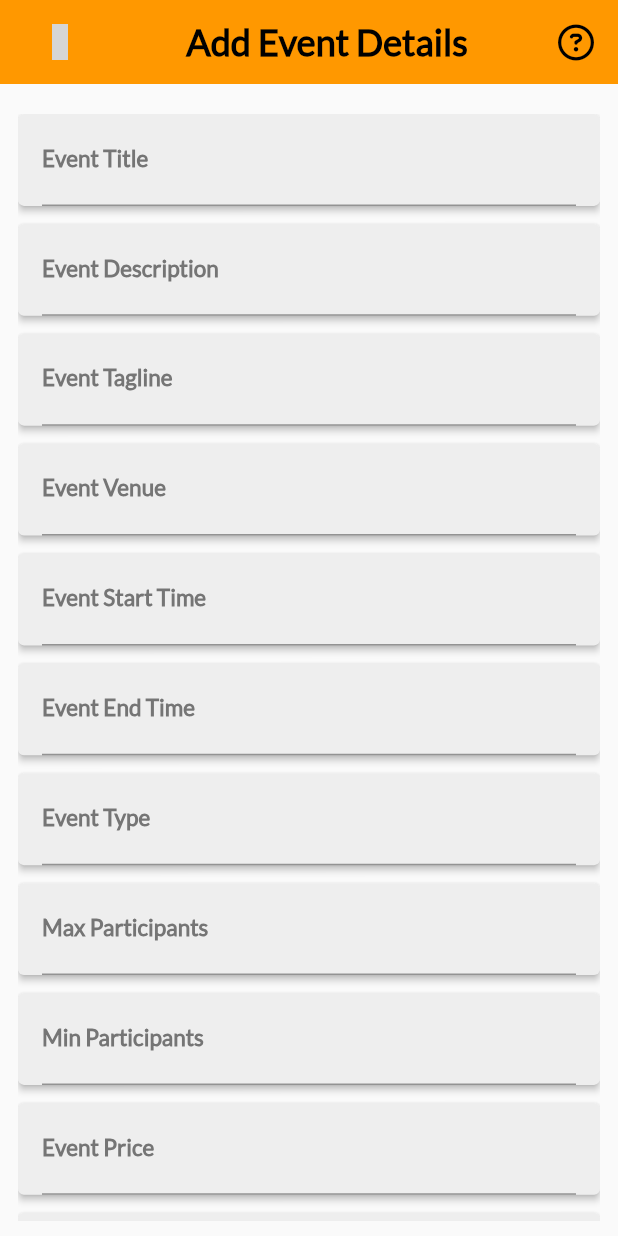
After one commit to saptarshiweb/Tessarus, a Flutter app: the AddEventPage screen opened directly, on a phone screen of 412 x 824 dp. The commit adds this screen. Run offline on Flutter 3.47's test engine with Material 2 defaults, Android fonts, the phone set to English and light mode, and no system bars; our stand-ins replace flutter_zoom_drawer, fluttericon, shared_preferences; missing offline and left inert: simple_barcode_scanner; accounts and stored records are empty; grey boxes are pictures that could not be loaded.

Commit message:
Event Add Page Added

```diff
--- a/lib/custom_widget/custom_textfield.dart
+++ b/lib/custom_widget/custom_textfield.dart
@@ -13,7 +13,7 @@ Widget tfield1(
       style: const TextStyle(
           color: Colors.black, fontSize: 18, fontWeight: FontWeight.bold),
       decoration: InputDecoration(
-        hintText: 'Enter your $label',
+        hintText: 'Enter $label',
 
         labelText: label,
         labelStyle: TextStyle(
--- a/lib/models/event_display_model.dart
+++ b/lib/models/event_display_model.dart
@@ -194,3 +194,25 @@ class EventCoordinators {
     return data;
   }
 }
+
+class EventCoordinatorsAdd {
+  String? name;
+  String? phone;
+
+
+  EventCoordinatorsAdd({this.name, this.phone});
+
+  EventCoordinatorsAdd.fromJson(Map<String, dynamic> json) {
+    name = json['name'];
+    phone = json['phone'];
+
+  }
+
+  Map<String, dynamic> toJson() {
+    final Map<String, dynamic> data = <String, dynamic>{};
+    data['name'] = name;
+    data['phone'] = phone;
+
+    return data;
+  }
+}
--- a/lib/screens/drawer/drawer_main_screen.dart
+++ b/lib/screens/drawer/drawer_main_screen.dart
@@ -31,12 +31,10 @@ class _DrawerScreenState extends State<DrawerScreen> {
 
       // menuScreenTapClose: true,
 
-      openDragSensitivity: 1000,
-      closeDragSensitivity: 1000,
       borderRadius: 20,
       showShadow: true,
       menuBackgroundColor: drawer_back,
-      disableDragGesture: true,
+      disableDragGesture: false,
       angle: 0,
       slideWidth: MediaQuery.of(context).size.width * 0.75,
       mainScreen: getScreen(),
--- /dev/null
+++ b/lib/screens/event/add_event_page.dart
@@ -0,0 +1,254 @@
+import 'dart:convert';
+
+import 'package:flutter/material.dart';
+import 'package:fluttericon/iconic_icons.dart';
+import 'package:shared_preferences/shared_preferences.dart';
+import 'package:tessarus_volunteer/color_constants.dart';
+import 'package:tessarus_volunteer/custom_widget/custom_appbar.dart';
+import 'package:http/http.dart' as http;
+import 'package:tessarus_volunteer/custom_widget/custom_buttons.dart';
+import 'package:tessarus_volunteer/custom_widget/custom_text.dart';
+import 'package:tessarus_volunteer/custom_widget/custom_textfield.dart';
+import 'package:tessarus_volunteer/models/api_url.dart';
+import 'package:tessarus_volunteer/models/event_display_model.dart';
+
+class AddEventPage extends StatefulWidget {
+  const AddEventPage({super.key});
+
+  @override
+  State<AddEventPage> createState() => _AddEventPageState();
+}
+
+class _AddEventPageState extends State<AddEventPage> {
+  String auth_val = '';
+  int total_coordinator = 0;
+  //event add controllers
+  TextEditingController title = TextEditingController();
+  TextEditingController description = TextEditingController();
+  TextEditingController tagLine = TextEditingController();
+  TextEditingController startTime = TextEditingController();
+  TextEditingController endTime = TextEditingController();
+  TextEditingController eventVenue = TextEditingController();
+  TextEditingController eventType = TextEditingController();
+  TextEditingController eventMax = TextEditingController();
+  TextEditingController eventMin = TextEditingController();
+  TextEditingController eventPrice = TextEditingController();
+  TextEditingController organiserClub = TextEditingController();
+  List<TextEditingController> coordinatorName = [];
+  List<TextEditingController> coordinatorPhone = [];
+  List<int> coordinatorIndex = [];
+  bool coordinator_space = false;
+
+  addNewEvent(BuildContext context) {
+    eventAdd();
+  }
+
+  Future eventAdd() async {
+    //organiser club
+
+    EventOrganiserClub club =
+        EventOrganiserClub(name: organiserClub.text, image: 'http');
+
+    List<EventCoordinatorsAdd> eventCoordinator1 = [];
+
+    for (int i = 0; i < total_coordinator; i++) {
+      EventCoordinatorsAdd e1 = EventCoordinatorsAdd(
+          name: coordinatorName[i].text, phone: coordinatorPhone[i].text);
+      eventCoordinator1.add(e1);
+    }
+    SharedPreferences prefs = await SharedPreferences.getInstance();
+    final String? auth = prefs.getString("Auth");
+    auth_val = auth!;
+    var body = {
+      'title': title.text,
+      'description': description.text,
+      'tagLine': tagLine.text,
+      'startTime': startTime.text,
+      'endTime': endTime.text,
+      'eventVenue': eventVenue.text,
+      'eventType': eventType.text,
+      'eventMaxParticipants': eventMax.text,
+      'eventMinParticipants': eventMin.text,
+      'eventPrice': eventPrice.text,
+      'eventOrganiserClub': {'name': organiserClub.text, 'image': 'http'},
+      'eventCoordinators': eventCoordinator1
+    };
+    final response = await http.post(Uri.parse(add_event),
+        headers: <String, String>{
+          'Content-Type': 'application/json',
+          // 'Accept': 'application/json',
+          'Access-Control-Allow-Origin': '*',
+          'Access-Control-Allow-Credentials': 'true',
+          'Access-Control-Allow-Headers': 'Content-Type',
+          'Access-Control-Allow-Methods': 'GET,PUT,POST,DELETE',
+          'Authorization': 'Bearer $auth_val'
+        },
+        // body: jsonEncode(<String, String>),
+
+        body: json.encode(body));
+
+    print(response.body);
+  }
+
+  @override
+  Widget build(BuildContext context) {
+    return Scaffold(
+      appBar: appbar1('Add Event Details', context),
+      body: Padding(
+        padding:
+            const EdgeInsets.only(left: 12, right: 12, top: 20, bottom: 10),
+        child: ListView(
+          children: [
+            tfield1(controller: title, label: 'Event Title'),
+            const SizedBox(height: 12),
+            tfield1(controller: description, label: 'Event Description'),
+            const SizedBox(height: 12),
+            tfield1(controller: tagLine, label: 'Event Tagline'),
+            const SizedBox(height: 12),
+            tfield1(controller: eventVenue, label: 'Event Venue'),
+            const SizedBox(height: 12),
+            tfield1(controller: startTime, label: 'Event Start Time'),
+            const SizedBox(height: 12),
+            tfield1(controller: endTime, label: 'Event End Time'),
+            const SizedBox(height: 12),
+            tfield1(controller: eventType, label: 'Event Type'),
+            const SizedBox(height: 12),
+            tfield1(controller: eventMax, label: 'Max Participants'),
+            const SizedBox(height: 12),
+            tfield1(controller: eventMin, label: 'Min Participants'),
+            const SizedBox(height: 12),
+            tfield1(controller: eventPrice, label: 'Event Price'),
+            const SizedBox(height: 12),
+            tfield1(controller: organiserClub, label: 'Organiser Club'),
+            const SizedBox(height: 12),
+            coordinatorContainer(context),
+            const SizedBox(height: 25),
+            Row(
+              children: [
+                Expanded(
+                  child: ElevatedButton(
+                      style: ElevatedButton.styleFrom(backgroundColor: alltemp),
+                      onPressed: () {
+                        eventAdd();
+                      },
+                      child: Padding(
+                        padding: const EdgeInsets.all(12.0),
+                        child: Row(
+                          mainAxisAlignment: MainAxisAlignment.center,
+                          children: [
+                            smbold1('Confirm'),
+                          ],
+                        ),
+                      )),
+                ),
+              ],
+            ),
+            const SizedBox(height: 35),
+          ],
+        ),
+      ),
+    );
+  }
+
+  Widget coordinatorContainer(BuildContext context) {
+    int ind = 0;
+    TextEditingController name = TextEditingController();
+    TextEditingController phone = TextEditingController();
+    void deleteCoordinator() {
+      //  setState(() {
+      //                             coordinatorIndex.removeAt(index);
+      //                           });
+    }
+
+    void addCoordinator() {
+      coordinatorName.add(name);
+      coordinatorPhone.add(phone);
+    }
+
+    return ElevatedButton(
+      onPressed: () {},
+      style: ElevatedButton.styleFrom(backgroundColor: Colors.grey.shade200),
+      child: Column(
+        children: [
+          Row(
+            children: [
+              smbold('Add Coordinator'),
+              const Spacer(),
+              IconButton(
+                onPressed: () {
+                  setState(() {
+                    coordinatorIndex.add(total_coordinator);
+                    total_coordinator++;
+                    if (!coordinator_space) coordinator_space = true;
+                  });
+                },
+                icon: Icon(Iconic.plus_circle, color: textcolor1, size: 22),
+              )
+            ],
+          ),
+          const SizedBox(height: 12),
+          (coordinator_space == true)
+              ? SizedBox(
+                  height:
+                      (total_coordinator > 0 && coordinator_space) ? 200 : 0,
+                  child: ListView.builder(
+                      itemCount: coordinatorIndex.length,
+                      itemBuilder: (BuildContext context, int index) {
+                        return Padding(
+                          padding: const EdgeInsets.only(top: 8, bottom: 8),
+                          child: Container(
+                            // color: Colors.white,
+                            child: Column(
+                              children: [
+                                Row(
+                                  children: [
+                                    smbold('   Coordinator ${index + 1}'),
+                                    const Spacer(),
+                                    IconButton(
+                                      onPressed: () {
+                                        setState(() {
+                                          coordinatorIndex.removeAt(index);
+                                          total_coordinator--;
+                                          if (total_coordinator == 0) {
+                                            coordinator_space = false;
+                                          }
+                                        });
+                                      },
+                                      icon: Icon(Iconic.minus_circle,
+                                          color: textcolor1, size: 22),
+                                    )
+                                  ],
+                                ),
+                                tfield1(
+                                    controller: name,
+                                    label: 'Coordinator Name'),
+                                const SizedBox(height: 12),
+                                tfield1(
+                                    controller: phone,
+                                    label: 'Coordinator Phone No.'),
+                                const SizedBox(height: 12),
+                                Row(
+                                  children: [
+                                    Expanded(
+                                        child: ebutton(
+                                            fun: addCoordinator,
+                                            text: 'Add Coordinator')),
+                                    // const SizedBox(width: 8),
+                                    // Expanded(
+                                    //     flex: 2,
+                                    //     child: ebutton(
+                                    //         fun: deleteCoordinator, text: 'Delete')),
+                                  ],
+                                )
+                              ],
+                            ),
+                          ),
+                        );
+                      }),
+                )
+              : const SizedBox(height: 0, width: 0)
+        ],
+      ),
+    );
+  }
+}
--- a/lib/screens/event/event_page.dart
+++ b/lib/screens/event/event_page.dart
@@ -1,4 +1,5 @@
 import 'package:flutter/material.dart';
+import 'package:tessarus_volunteer/color_constants.dart';
 import 'package:tessarus_volunteer/screens/drawer/drawer_custom_appbar.dart';
 import 'package:tessarus_volunteer/screens/event/event_tabbar.dart';
 import 'package:tessarus_volunteer/screens/event/ongoing_events.dart';
@@ -22,7 +23,8 @@ class _EventPageState extends State<EventPage> {
   @override
   Widget build(BuildContext context) {
     return Scaffold(
-      appBar: customAppBar('Events', Colors.orange),
+      // appBar: customAppBar('Events', Colors.orange),
+      appBar: eventsPageAppBar('Events', alltemp),
       body: Column(
         children: const [
           Expanded(child: EventTabbar()),
--- a/lib/screens/login_screen.dart
+++ b/lib/screens/login_screen.dart
@@ -87,11 +87,11 @@ class _LoginScreenState extends State<LoginScreen> {
               mainAxisAlignment: MainAxisAlignment.center,
               crossAxisAlignment: CrossAxisAlignment.center,
               children: [
-                tfield1(controller: email_controller, label: 'Email'),
+                tfield1(controller: email_controller, label: 'your Email'),
                 const SizedBox(height: 10),
                 tfield1(
                     controller: password_controller,
-                    label: 'Password',
+                    label: 'your Password',
                     obscuretext: true),
                 const SizedBox(height: 30),
                 Row(
--- a/pubspec.yaml
+++ b/pubspec.yaml
@@ -39,7 +39,7 @@ dependencies:
   shared_preferences: ^2.0.17
   flutter_zoom_drawer: ^3.0.3
   fluttericon: ^2.0.0
-  ai_barcode_scanner: ^0.0.3
+  simple_barcode_scanner: ^0.0.7
 
 
 
```
Also changed, not shown: lib/screens/cashier_exclusive/add_coins.dart (+2 -13 lines), lib/screens/drawer/drawer_custom_appbar.dart (+55 -0 lines), lib/screens/event/upcoming_events.dart (+4 -5 lines), pubspec.lock, 4 other files.
